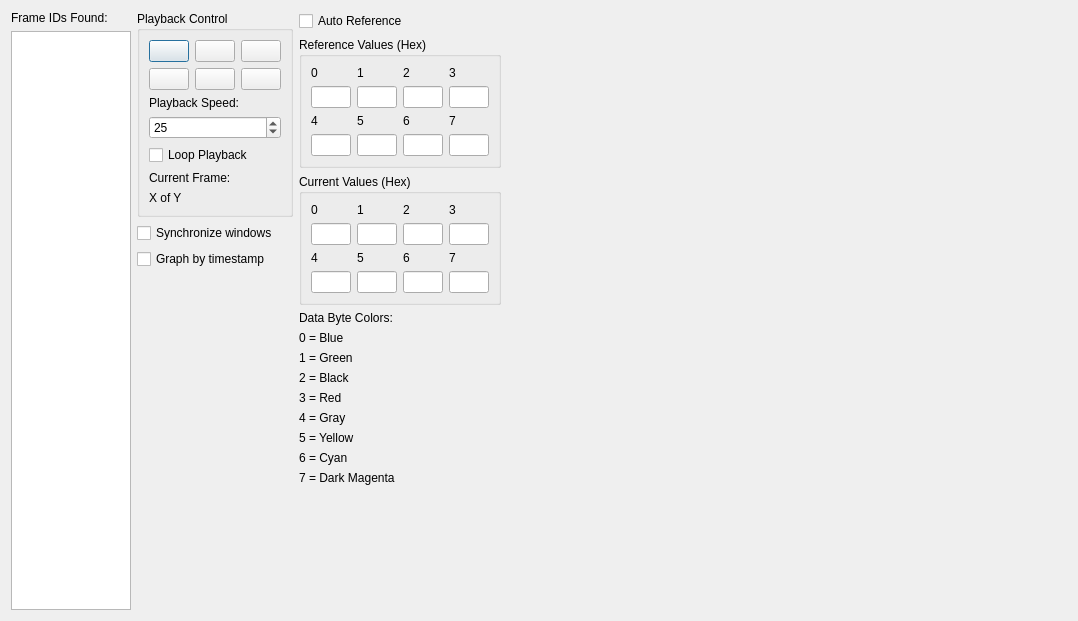
Qt form flowviewwindow.ui (collin80/SavvyCAN) before a commit.
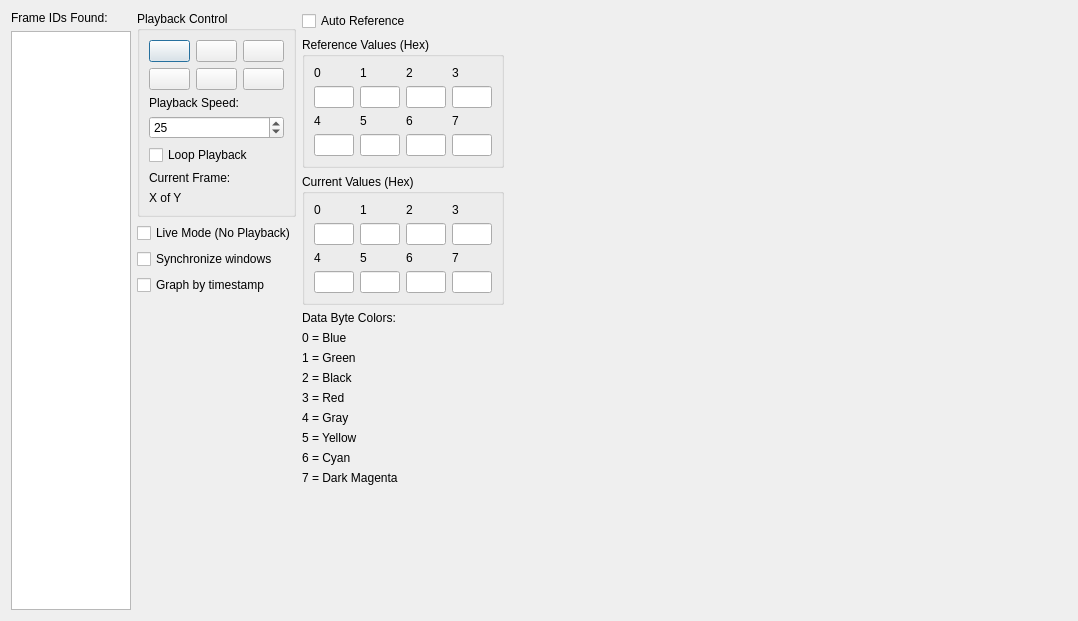
The same form after that commit. Icons and pictures are not drawn. Custom widgets are drawn as their Qt base class.

Commit message: Allow flowview to work in realtime like many of the other windows can do.

What changed in the file:
```diff
--- a/flowviewwindow.ui
+++ b/flowviewwindow.ui
@@ -52,7 +52,7 @@
     </layout>
    </item>
    <item>
-    <layout class="QVBoxLayout" name="verticalLayout" stretch="0,0,0,0">
+    <layout class="QVBoxLayout" name="verticalLayout" stretch="0,0,0,0,0">
      <item>
       <widget class="QGroupBox" name="groupBox_3">
        <property name="title">
@@ -195,6 +195,13 @@
        </layout>
       </widget>
      </item>
+     <item>
+      <widget class="QCheckBox" name="cbLiveMode">
+       <property name="text">
+        <string>Live Mode (No Playback)</string>
+       </property>
+      </widget>
+     </item>
      <item>
       <widget class="QCheckBox" name="cbSync">
        <property name="sizePolicy">
```
The commit also changes 1 other file.
